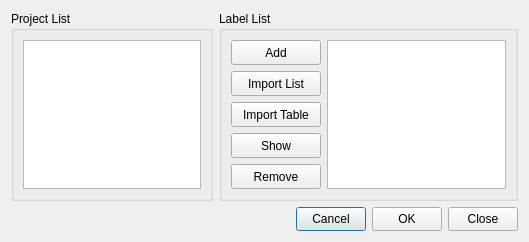
gmrandazzo/QStudioMetrics, file src/Dialogs/LabelDialog.ui: the form before one commit.
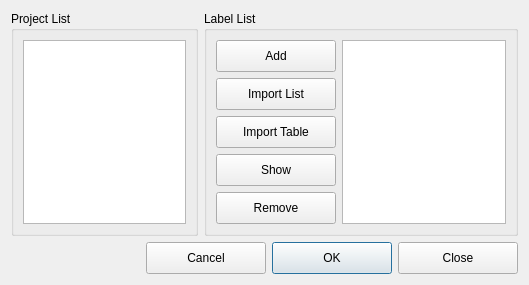
The form after the commit.

The edit to the form file:
```diff
--- a/src/Dialogs/LabelDialog.ui
+++ b/src/Dialogs/LabelDialog.ui
@@ -7,7 +7,7 @@
     <x>0</x>
     <y>0</y>
     <width>529</width>
-    <height>237</height>
+    <height>278</height>
    </rect>
   </property>
   <property name="windowTitle">
@@ -39,14 +39,14 @@
       <widget class="QPushButton" name="cancelButton">
        <property name="minimumSize">
         <size>
-         <width>60</width>
-         <height>24</height>
+         <width>120</width>
+         <height>32</height>
         </size>
        </property>
        <property name="maximumSize">
         <size>
-         <width>70</width>
-         <height>24</height>
+         <width>120</width>
+         <height>32</height>
         </size>
        </property>
        <property name="text">
@@ -58,19 +58,22 @@
       <widget class="QPushButton" name="closeButton">
        <property name="minimumSize">
         <size>
-         <width>70</width>
-         <height>24</height>
+         <width>120</width>
+         <height>32</height>
         </size>
        </property>
        <property name="maximumSize">
         <size>
-         <width>70</width>
-         <height>24</height>
+         <width>120</width>
+         <height>32</height>
         </size>
        </property>
        <property name="text">
         <string>Close</string>
        </property>
+       <property name="default">
+        <bool>false</bool>
+       </property>
       </widget>
      </item>
      <item row="0" column="0">
@@ -90,19 +93,22 @@
       <widget class="QPushButton" name="okButton">
        <property name="minimumSize">
         <size>
-         <width>70</width>
-         <height>24</height>
+         <width>120</width>
+         <height>32</height>
         </size>
        </property>
        <property name="maximumSize">
         <size>
-         <width>70</width>
-         <height>24</height>
+         <width>120</width>
+         <height>32</height>
         </size>
        </property>
        <property name="text">
         <string>OK</string>
        </property>
+       <property name="default">
+        <bool>true</bool>
+       </property>
       </widget>
      </item>
     </layout>
@@ -117,14 +123,14 @@
        <widget class="QPushButton" name="addButton">
         <property name="minimumSize">
          <size>
-          <width>90</width>
-          <height>25</height>
+          <width>120</width>
+          <height>32</height>
          </size>
         </property>
         <property name="maximumSize">
          <size>
-          <width>90</width>
-          <height>24</height>
+          <width>120</width>
+          <height>32</height>
          </size>
         </property>
         <property name="text">
@@ -152,14 +158,14 @@
         </property>
         <property name="minimumSize">
          <size>
-          <width>90</width>
-          <height>25</height>
+          <width>120</width>
+          <height>32</height>
          </size>
         </property>
         <property name="maximumSize">
          <size>
-          <width>90</width>
-          <height>24</height>
+          <width>120</width>
+          <height>32</height>
          </size>
         </property>
         <property name="text">
@@ -171,14 +177,14 @@
        <widget class="QPushButton" name="importtabButton">
         <property name="minimumSize">
          <size>
-          <width>90</width>
-          <height>25</height>
+          <width>120</width>
+          <height>32</height>
          </size>
         </property>
         <property name="maximumSize">
          <size>
-          <width>90</width>
-          <height>24</height>
+          <width>120</width>
+          <height>32</height>
          </size>
         </property>
         <property name="text">
@@ -190,14 +196,14 @@
        <widget class="QPushButton" name="showButton">
         <property name="minimumSize">
          <size>
-          <width>90</width>
-          <height>25</height>
+          <width>120</width>
+          <height>32</height>
          </size>
         </property>
         <property name="maximumSize">
          <size>
-          <width>90</width>
-          <height>24</height>
+          <width>120</width>
+          <height>32</height>
          </size>
         </property>
         <property name="text">
@@ -209,14 +215,14 @@
        <widget class="QPushButton" name="removeButton">
         <property name="minimumSize">
          <size>
-          <width>90</width>
-          <height>25</height>
+          <width>120</width>
+          <height>32</height>
          </size>
         </property>
         <property name="maximumSize">
          <size>
-          <width>90</width>
-          <height>24</height>
+          <width>120</width>
+          <height>32</height>
          </size>
         </property>
         <property name="text">
```
Left out of the diff: 6 changed lines with no effect on the pictures.
